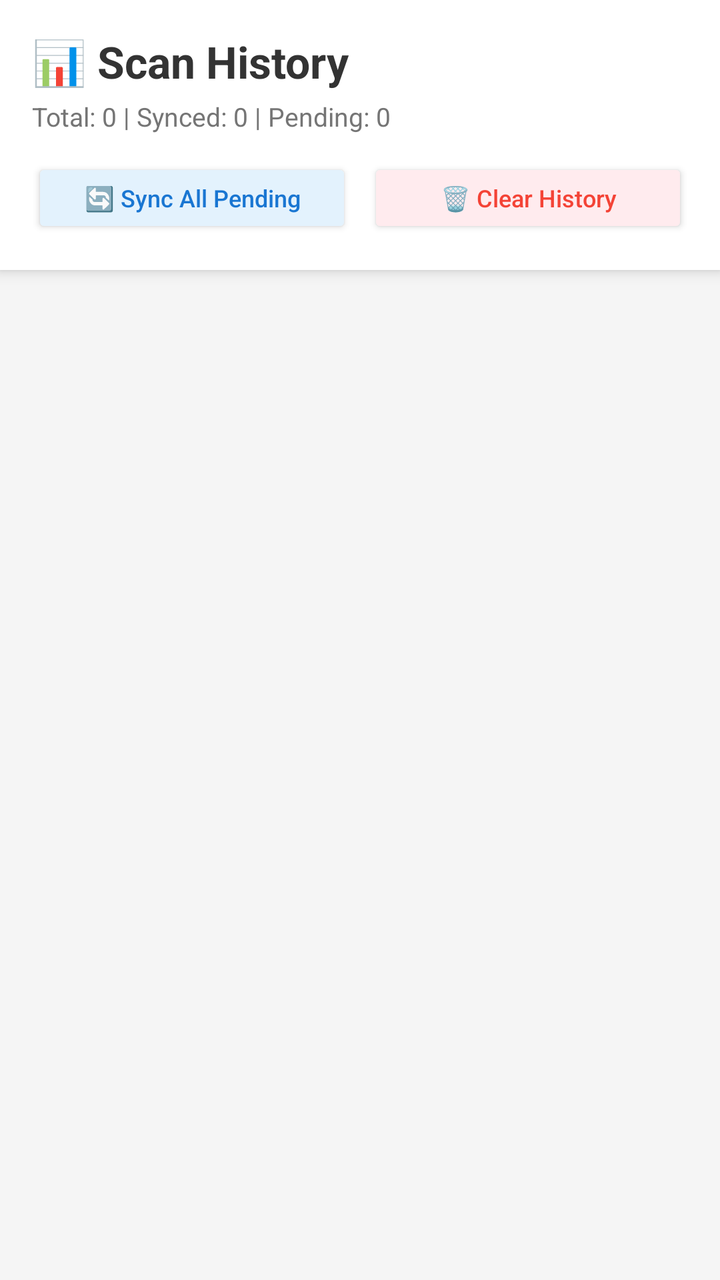
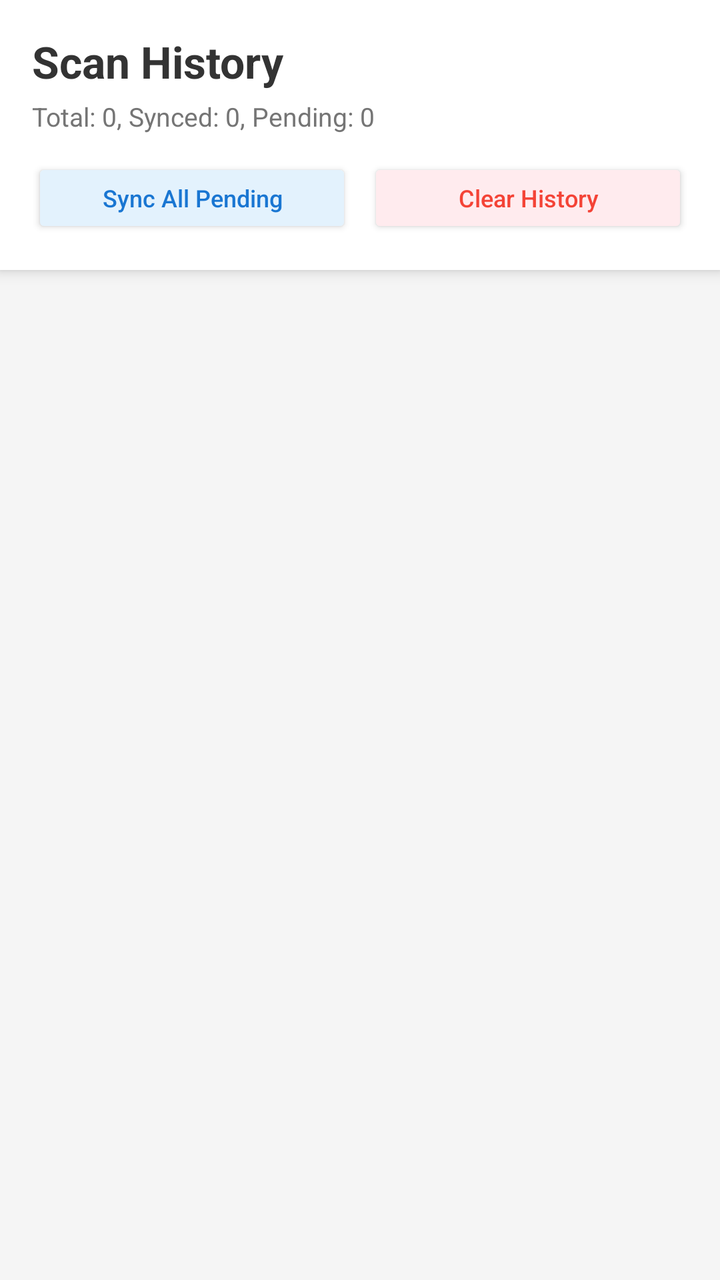

Compare the two renders of this Android layout. The source of the first and the diff that turns it into the second are given below.
<!-- AndroidManifest.xml: application theme AppTheme -->
<!-- res/layout/activity_history.xml -->
<?xml version="1.0" encoding="utf-8"?>

<LinearLayout xmlns:android="http://schemas.android.com/apk/res/android"
    android:layout_width="match_parent"
    android:layout_height="match_parent"
    android:orientation="vertical"
    android:background="#F5F5F5">

    <LinearLayout
        android:layout_width="match_parent"
        android:layout_height="wrap_content"
        android:orientation="vertical"
        android:padding="16dp"
        android:background="@android:color/white"
        android:elevation="4dp">

        <TextView
            android:layout_width="wrap_content"
            android:layout_height="wrap_content"
            android:text="📊 Scan History"
            android:textSize="22sp"
            android:textStyle="bold"
            android:textColor="#333333" />

        <TextView
            android:id="@+id/tvStats"
            android:layout_width="wrap_content"
            android:layout_height="wrap_content"
            android:text="Total: 0 | Synced: 0 | Pending: 0"
            android:textSize="13sp"
            android:textColor="#757575"
            android:layout_marginTop="4dp" />

        <LinearLayout
            android:layout_width="match_parent"
            android:layout_height="wrap_content"
            android:orientation="horizontal"
            android:layout_marginTop="12dp">

            <Button
                android:id="@+id/btnSyncAll"
                android:layout_width="0dp"
                android:layout_height="40dp"
                android:layout_weight="1"
                android:text="🔄 Sync All Pending"
                android:textSize="12sp"
                android:textColor="#1976D2"
                android:backgroundTint="#E3F2FD"
                android:textAllCaps="false"
                android:layout_marginEnd="4dp" />

            <Button
                android:id="@+id/btnClearHistory"
                android:layout_width="0dp"
                android:layout_height="40dp"
                android:layout_weight="1"
                android:text="🗑️ Clear History"
                android:textSize="12sp"
                android:textColor="#F44336"
                android:backgroundTint="#FFEBEE"
                android:textAllCaps="false"
                android:layout_marginStart="4dp" />
        </LinearLayout>
    </LinearLayout>

    <TextView
        android:id="@+id/tvEmpty"
        android:layout_width="match_parent"
        android:layout_height="match_parent"
        android:gravity="center"
        android:text="No scan history yet.\nStart scanning to see records here."
        android:textSize="16sp"
        android:textColor="#9E9E9E"
        android:visibility="gone" />

    <androidx.recyclerview.widget.RecyclerView
        android:id="@+id/rvHistory"
        android:layout_width="match_parent"
        android:layout_height="0dp"
        android:layout_weight="1"
        android:padding="8dp" />

</LinearLayout>
<!-- resources referenced by this layout -->
<resources>
  <style name="AppTheme" parent="Theme.MaterialComponents.Light.NoActionBar">
          <item name="colorPrimary">#1976D2</item>
          <item name="colorPrimaryDark">#1565C0</item>
          <item name="colorAccent">#FF9800</item>
          <item name="android:statusBarColor">#1565C0</item>
      </style>
</resources>

<!-- the commit's change to res/layout/activity_history.xml (unified diff, before → after) -->
@@ -11,13 +11,13 @@
         android:layout_height="wrap_content"
         android:orientation="vertical"
         android:padding="16dp"
-        android:background="@android:color/white"
+        android:background="#FFFFFF"
         android:elevation="4dp">
 
         <TextView
             android:layout_width="wrap_content"
             android:layout_height="wrap_content"
-            android:text="📊 Scan History"
+            android:text="Scan History"
             android:textSize="22sp"
             android:textStyle="bold"
             android:textColor="#333333" />
@@ -26,7 +26,7 @@
             android:id="@+id/tvStats"
             android:layout_width="wrap_content"
             android:layout_height="wrap_content"
-            android:text="Total: 0 | Synced: 0 | Pending: 0"
+            android:text="Total: 0, Synced: 0, Pending: 0"
             android:textSize="13sp"
             android:textColor="#757575"
             android:layout_marginTop="4dp" />
@@ -42,7 +42,7 @@
                 android:layout_width="0dp"
                 android:layout_height="40dp"
                 android:layout_weight="1"
-                android:text="🔄 Sync All Pending"
+                android:text="Sync All Pending"
                 android:textSize="12sp"
                 android:textColor="#1976D2"
                 android:backgroundTint="#E3F2FD"
@@ -54,7 +54,7 @@
                 android:layout_width="0dp"
                 android:layout_height="40dp"
                 android:layout_weight="1"
-                android:text="🗑️ Clear History"
+                android:text="Clear History"
                 android:textSize="12sp"
                 android:textColor="#F44336"
                 android:backgroundTint="#FFEBEE"
@@ -68,7 +68,7 @@
         android:layout_width="match_parent"
         android:layout_height="match_parent"
         android:gravity="center"
-        android:text="No scan history yet.\nStart scanning to see records here."
+        android:text="No scan history yet. Start scanning to see records here."
         android:textSize="16sp"
         android:textColor="#9E9E9E"
         android:visibility="gone" />
